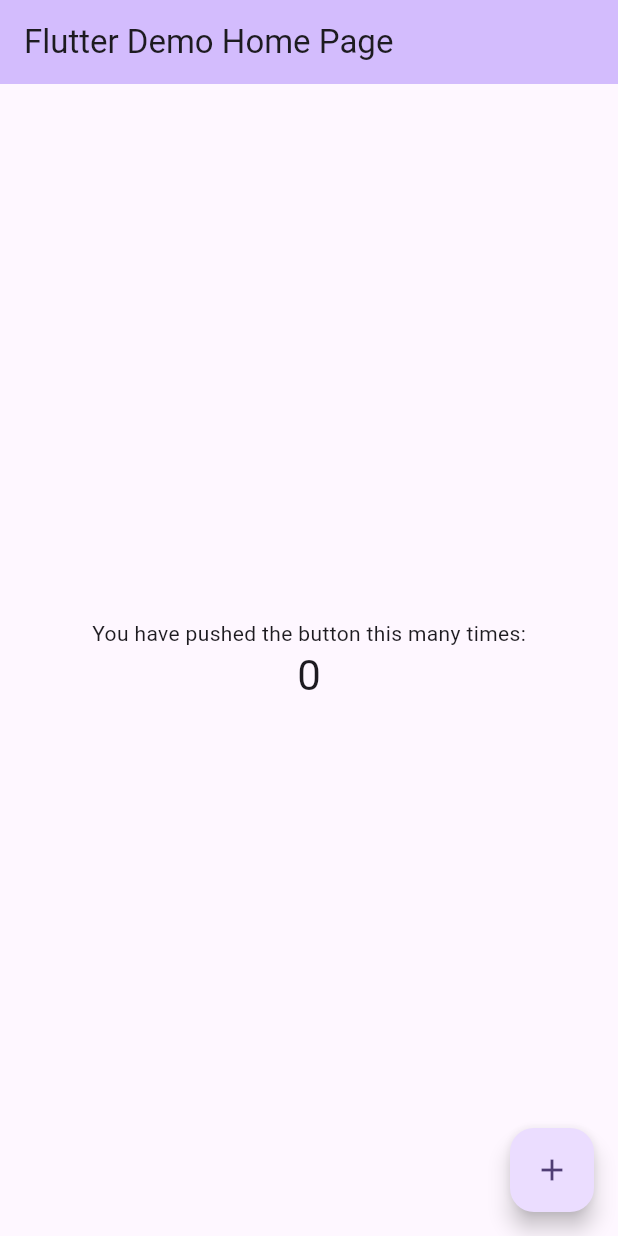
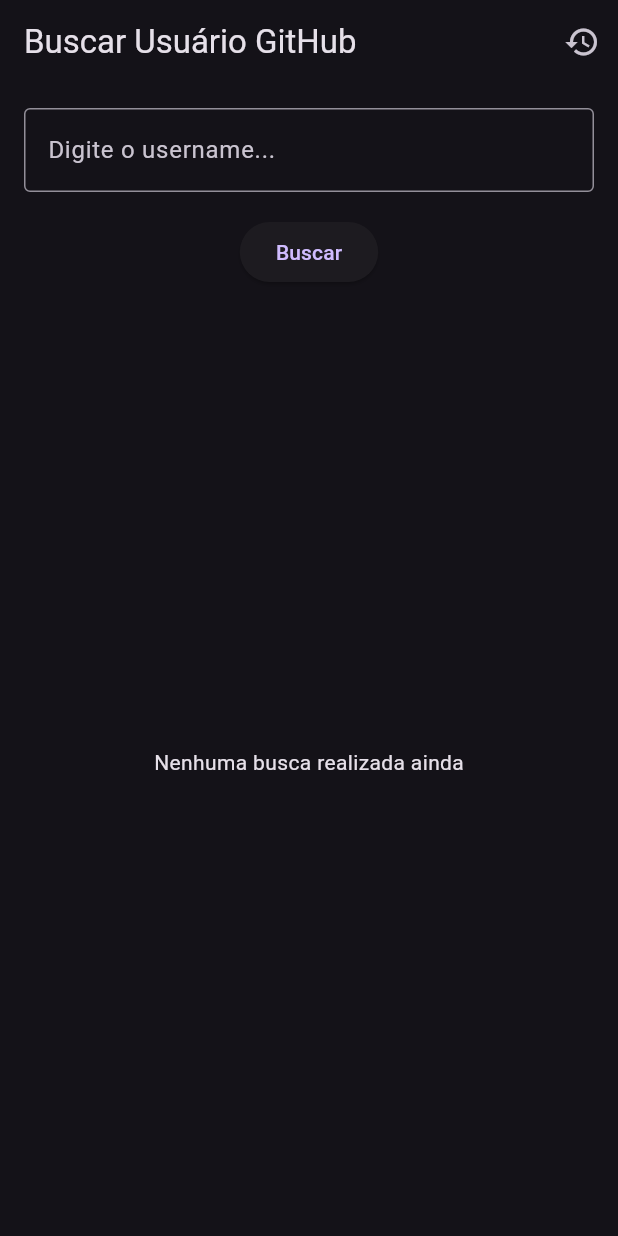
Before and after one commit to wesleychrispim/vivo_desafio_github_searcher, a Flutter app: the screen it shows after launch, on a phone screen of 412 x 824 dp. Run offline on Flutter 3.47's test engine with Material 3 defaults, Android fonts, the phone set to English and light mode, and no system bars; our stand-ins replace dio, fl_chart, shared_preferences.

Commit message:
implementar os arquivos pertinentes ao widget do projeto

```diff
--- a/lib/main.dart
+++ b/lib/main.dart
@@ -1,125 +1,20 @@
 import 'package:flutter/material.dart';
+import '../modules/search/pages/search_page.dart';
 
 void main() {
-  runApp(const MyApp());
+  runApp(const GitHubUserSearcherApp());
 }
 
-class MyApp extends StatelessWidget {
-  const MyApp({super.key});
+class GitHubUserSearcherApp extends StatelessWidget {
+  const GitHubUserSearcherApp({super.key});
 
-  // This widget is the root of your application.
   @override
   Widget build(BuildContext context) {
     return MaterialApp(
-      title: 'Flutter Demo',
-      theme: ThemeData(
-        // This is the theme of your application.
-        //
-        // TRY THIS: Try running your application with "flutter run". You'll see
-        // the application has a purple toolbar. Then, without quitting the app,
-        // try changing the seedColor in the colorScheme below to Colors.green
-        // and then invoke "hot reload" (save your changes or press the "hot
-        // reload" button in a Flutter-supported IDE, or press "r" if you used
-        // the command line to start the app).
-        //
-        // Notice that the counter didn't reset back to zero; the application
-        // state is not lost during the reload. To reset the state, use hot
-        // restart instead.
-        //
-        // This works for code too, not just values: Most code changes can be
-        // tested with just a hot reload.
-        colorScheme: ColorScheme.fromSeed(seedColor: Colors.deepPurple),
-        useMaterial3: true,
-      ),
-      home: const MyHomePage(title: 'Flutter Demo Home Page'),
+      title: 'GitHub User Searcher',
+      debugShowCheckedModeBanner: false,
+      theme: ThemeData.dark(),
+      home: const SearchPage(),
     );
   }
 }
-
-class MyHomePage extends StatefulWidget {
-  const MyHomePage({super.key, required this.title});
-
-  // This widget is the home page of your application. It is stateful, meaning
-  // that it has a State object (defined below) that contains fields that affect
-  // how it looks.
-
-  // This class is the configuration for the state. It holds the values (in this
-  // case the title) provided by the parent (in this case the App widget) and
-  // used by the build method of the State. Fields in a Widget subclass are
-  // always marked "final".
-
-  final String title;
-
-  @override
-  State<MyHomePage> createState() => _MyHomePageState();
-}
-
-class _MyHomePageState extends State<MyHomePage> {
-  int _counter = 0;
-
-  void _incrementCounter() {
-    setState(() {
-      // This call to setState tells the Flutter framework that something has
-      // changed in this State, which causes it to rerun the build method below
-      // so that the display can reflect the updated values. If we changed
-      // _counter without calling setState(), then the build method would not be
-      // called again, and so nothing would appear to happen.
-      _counter++;
-    });
-  }
-
-  @override
-  Widget build(BuildContext context) {
-    // This method is rerun every time setState is called, for instance as done
-    // by the _incrementCounter method above.
-    //
-    // The Flutter framework has been optimized to make rerunning build methods
-    // fast, so that you can just rebuild anything that needs updating rather
-    // than having to individually change instances of widgets.
-    return Scaffold(
-      appBar: AppBar(
-        // TRY THIS: Try changing the color here to a specific color (to
-        // Colors.amber, perhaps?) and trigger a hot reload to see the AppBar
-        // change color while the other colors stay the same.
-        backgroundColor: Theme.of(context).colorScheme.inversePrimary,
-        // Here we take the value from the MyHomePage object that was created by
-        // the App.build method, and use it to set our appbar title.
-        title: Text(widget.title),
-      ),
-      body: Center(
-        // Center is a layout widget. It takes a single child and positions it
-        // in the middle of the parent.
-        child: Column(
-          // Column is also a layout widget. It takes a list of children and
-          // arranges them vertically. By default, it sizes itself to fit its
-          // children horizontally, and tries to be as tall as its parent.
-          //
-          // Column has various properties to control how it sizes itself and
-          // how it positions its children. Here we use mainAxisAlignment to
-          // center the children vertically; the main axis here is the vertical
-          // axis because Columns are vertical (the cross axis would be
-          // horizontal).
-          //
-          // TRY THIS: Invoke "debug painting" (choose the "Toggle Debug Paint"
-          // action in the IDE, or press "p" in the console), to see the
-          // wireframe for each widget.
-          mainAxisAlignment: MainAxisAlignment.center,
-          children: <Widget>[
-            const Text(
-              'You have pushed the button this many times:',
-            ),
-            Text(
-              '$_counter',
-              style: Theme.of(context).textTheme.headlineMedium,
-            ),
-          ],
-        ),
-      ),
-      floatingActionButton: FloatingActionButton(
-        onPressed: _incrementCounter,
-        tooltip: 'Increment',
-        child: const Icon(Icons.add),
-      ), // This trailing comma makes auto-formatting nicer for build methods.
-    );
-  }
-}
--- /dev/null
+++ b/lib/modules/search/pages/search_page.dart
@@ -0,0 +1,105 @@
+import 'package:dio/dio.dart';
+import 'package:flutter/material.dart';
+import 'package:shared_preferences/shared_preferences.dart';
+
+import '../../../core/services/github_service.dart';
+import '../widgets/user_card.dart';
+import '../widgets/user_repositories_chart.dart';
+import '../../history/pages/history_page.dart';
+
+class SearchPage extends StatefulWidget {
+  const SearchPage({super.key});
+
+  @override
+  State<SearchPage> createState() => _SearchPageState();
+}
+
+class _SearchPageState extends State<SearchPage> {
+  final _controller = TextEditingController();
+  final GitHubService service = GitHubService(Dio());
+  Map<String, dynamic>? _user;
+
+  Future<void> _searchUser() async {
+    final username = _controller.text.trim();
+    if (username.isEmpty) return;
+
+    try {
+      final user = await service.fetchUser(username);
+      setState(() {
+        _user = user;
+      });
+
+      // Salvando no histórico
+      final prefs = await SharedPreferences.getInstance();
+      List<String> history = prefs.getStringList('search_history') ?? [];
+      if (!history.contains(username)) {
+        history.add(username);
+        await prefs.setStringList('search_history', history);
+      }
+    } catch (e) {
+      ScaffoldMessenger.of(context).showSnackBar(
+        const SnackBar(content: Text('Usuário não encontrado')),
+      );
+    }
+  }
+
+  Future<void> _openHistory() async {
+    final username = await Navigator.push<String>(
+      context,
+      MaterialPageRoute(builder: (_) => const HistoryPage()),
+    );
+    if (username != null) {
+      _controller.text = username;
+      await _searchUser();
+    }
+  }
+
+  @override
+  Widget build(BuildContext context) {
+    return Scaffold(
+      appBar: AppBar(
+        title: const Text('Buscar Usuário GitHub'),
+        actions: [
+          IconButton(
+            icon: const Icon(Icons.history),
+            onPressed: _openHistory,
+          ),
+        ],
+      ),
+      body: Padding(
+        padding: const EdgeInsets.all(16.0),
+        child: Column(
+          children: [
+            TextField(
+              controller: _controller,
+              decoration: const InputDecoration(
+                labelText: 'Digite o username...',
+                border: OutlineInputBorder(),
+              ),
+              onSubmitted: (_) => _searchUser(),
+            ),
+            const SizedBox(height: 16),
+            ElevatedButton(
+              onPressed: _searchUser,
+              child: const Text('Buscar'),
+            ),
+            const SizedBox(height: 16),
+            Expanded(
+              child: _user == null
+                  ? const Center(child: Text('Nenhuma busca realizada ainda'))
+                  : ListView(
+                children: [
+                  UserCard(user: _user!),
+                  const SizedBox(height: 24),
+                  UserRepositoriesChart(
+                    repositoryCounts: [10, 8, 5, 12, 7], // Simulado
+                  ),
+                ],
+              ),
+            ),
+          ],
+        ),
+      ),
+    );
+  }
+}
```
Also changed, not shown: lib/modules/history/pages/history_page.dart (added, +51 -0 lines), lib/modules/search/widgets/user_card.dart (added, +25 -0 lines), lib/modules/search/widgets/user_repositories_chart.dart (added, +47 -0 lines), 1 other file.
